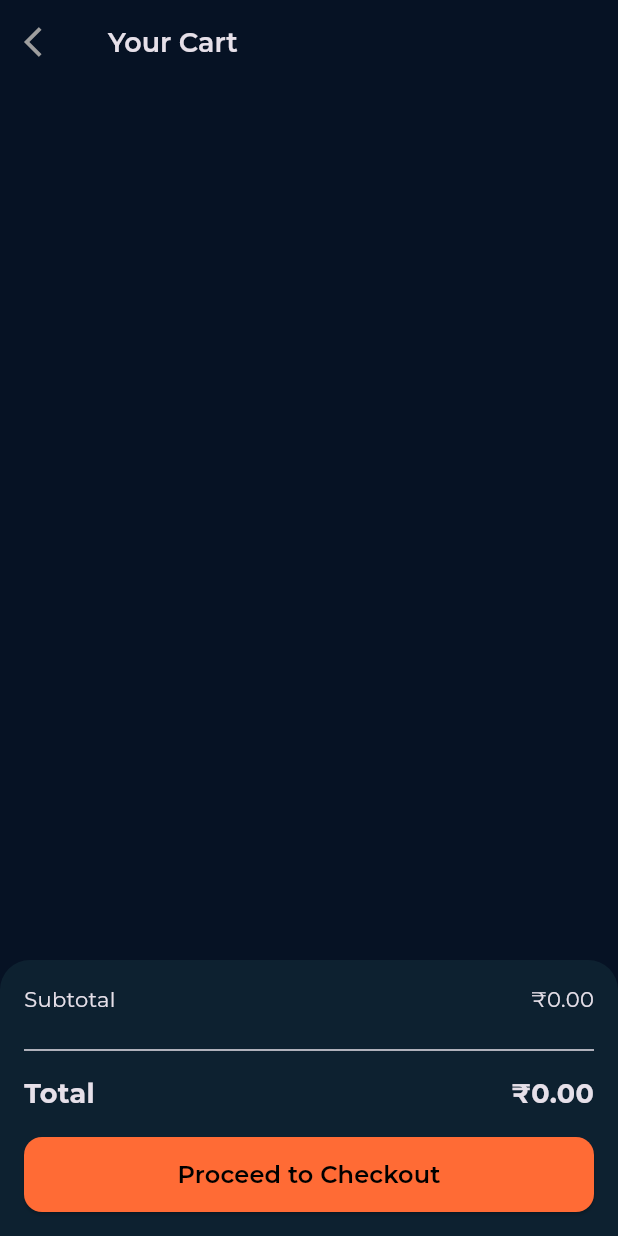
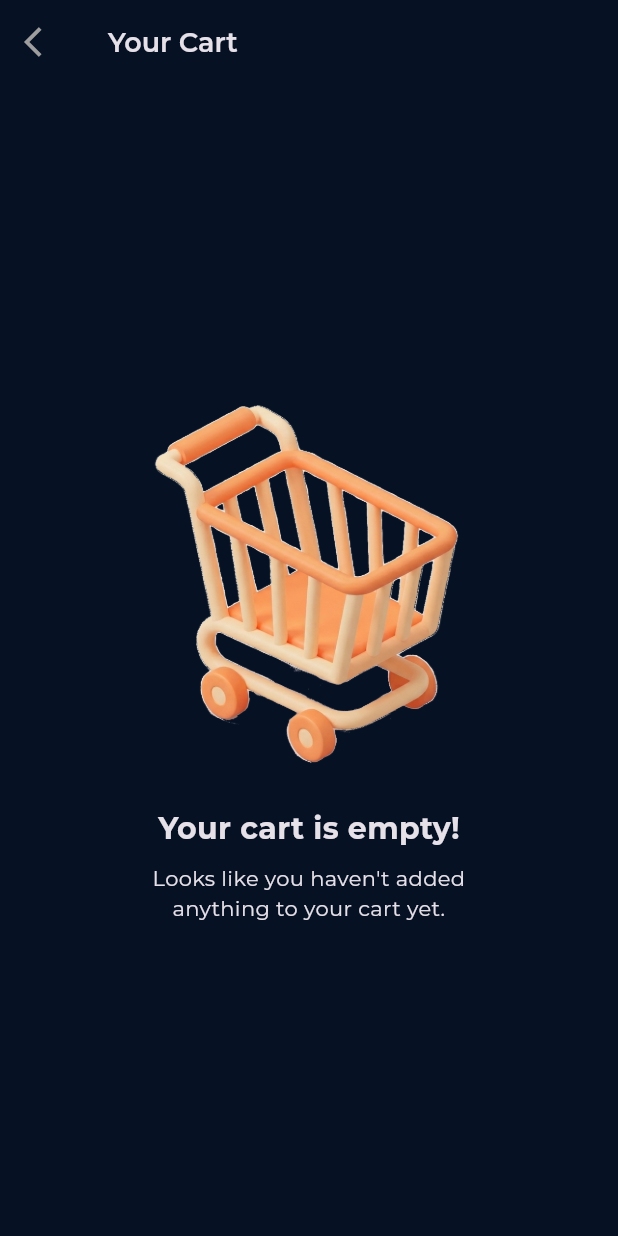
Before and after one commit to Project-xS/xs-user, a Flutter app: the CartScreen screen opened directly, on a phone screen of 412 x 824 dp. Run offline on Flutter 3.47's test engine with Material 3 defaults, Android fonts, the phone set to English and light mode, and no system bars; our stand-ins replace badges, confetti, extended_image, firebase_auth, firebase_core, fl_chart and 5 more; missing offline and left inert: screen_brightness; accounts and stored records are empty.

Commit message:
improve cart and orders screens ui
Signed-off-by: adithyagenie <adithyagenie@gmail.com>

```diff
--- a/lib/api_service.dart
+++ b/lib/api_service.dart
@@ -139,7 +139,7 @@ class ApiService {
   }
 
   Future<OrderResponse> getPastOrders() async {
-    final response = await _get(path: '/users/get_past_orders/0');
+    final response = await _get(path: '/users/get_past_orders');
 
     if (response.statusCode == 200 || response.statusCode == 500) {
       return OrderResponse.fromJson(_decodeJson(response.body));
--- a/lib/cart_screen.dart
+++ b/lib/cart_screen.dart
@@ -32,7 +32,34 @@ class CartScreen extends StatelessWidget {
           ),
         ),
       ),
-      body: Column(
+      body: cart.items.isEmpty
+          ? Center(
+              child: Column(
+                mainAxisAlignment: MainAxisAlignment.center,
+                children: [
+                  Image.asset('assets/empty_cart.png', width: 250, height: 250),
+                  const SizedBox(height: 24),
+                  Text(
+                    'Your cart is empty!',
+                    style: GoogleFonts.montserrat(
+                      color: Theme.of(context).textTheme.titleLarge?.color,
+                      fontSize: 20,
+                      fontWeight: FontWeight.bold,
+                    ),
+                  ),
+                  const SizedBox(height: 8),
+                  Text(
+                    'Looks like you haven\'t added\nanything to your cart yet.',
+                    textAlign: TextAlign.center,
+                    style: GoogleFonts.montserrat(
+                      color: Theme.of(context).textTheme.bodyMedium?.color,
+                      fontSize: 14,
+                    ),
+                  ),
+                ],
+              ),
+            )
+          : Column(
               children: [
                 Expanded(
                   child: ListView.builder(
@@ -82,7 +109,9 @@ class CartScreen extends StatelessWidget {
                           );
                         },
                         style: ElevatedButton.styleFrom(
-                    backgroundColor: Theme.of(context).colorScheme.primary,
+                          backgroundColor: Theme.of(
+                            context,
+                          ).colorScheme.primary,
                           minimumSize: const Size(double.infinity, 50),
                           shape: RoundedRectangleBorder(
                             borderRadius: BorderRadius.circular(12),
```
Also changed, not shown: lib/home_screen.dart (+7 -24 lines), lib/orders_list_screen.dart (+51 -5 lines), lib/profile_screen.dart (+6 -4 lines), assets/empty_cart.png (added). Lines whose indentation alone changed are shown as unchanged.
